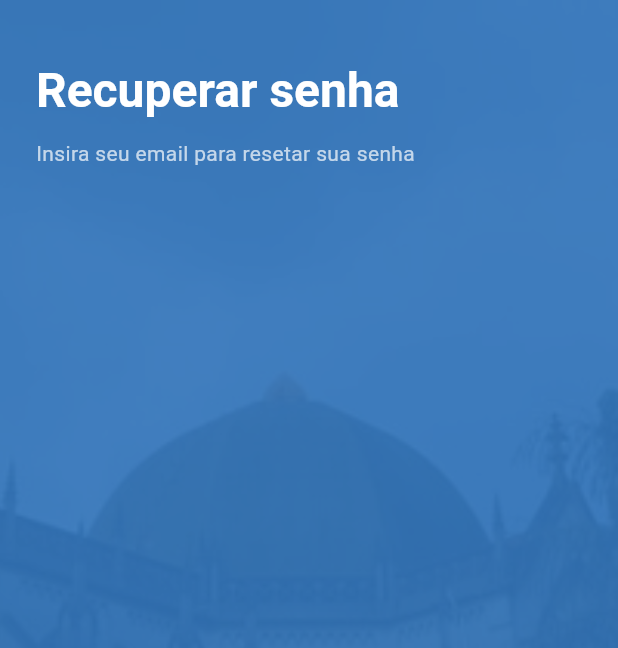
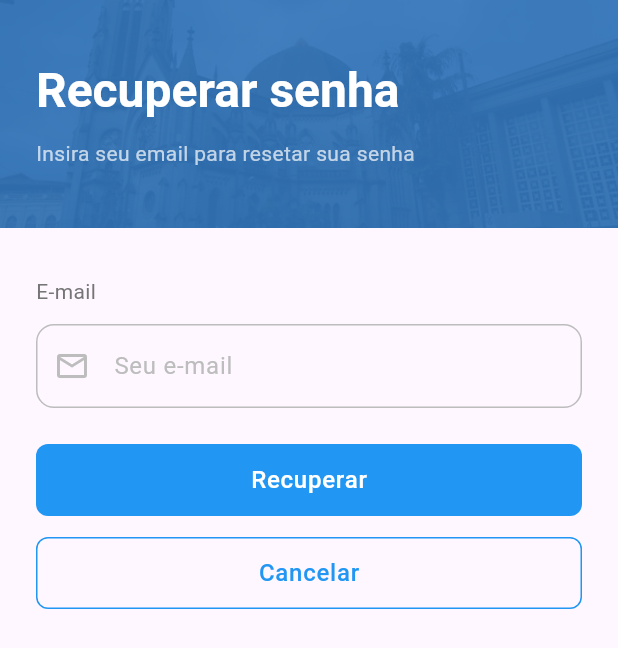
Before and after one commit to Diocese-Santos/Diocese-App, a Flutter app: the screen it shows after launch, after a tap on "Esqueci minha senha", on a phone screen of 412 x 824 dp. Shown: the top 648 px of the screen. Run offline on Flutter 3.47's test engine with Material 3 defaults, Android fonts, the phone set to English and light mode, and no system bars; our stand-ins replace gap, go_router; Roboto replaces fonts that are missing (Montserrat).

Commit message:
feat(forgot-password): enhance recovery page with form and button actions

```diff
--- a/lib/presentation/presenters/forgot_password.dart
+++ b/lib/presentation/presenters/forgot_password.dart
@@ -1,4 +1,3 @@
 abstract class ForgotPasswordPresenter {
   void handleRecoveryPassword();
-  void navigateToSignIn();
 }
--- a/lib/presentation/presenters/rx/forgot_password_presenter.dart
+++ b/lib/presentation/presenters/rx/forgot_password_presenter.dart
@@ -3,7 +3,4 @@ import 'package:diocese_santos/presentation/presenters/forgot_password.dart';
 class ForgotPasswordRxPresenter implements ForgotPasswordPresenter {
   @override
   void handleRecoveryPassword() {}
-
-  @override
-  void navigateToSignIn() {}
 }
--- a/lib/ui/pages/forgot_password_page.dart
+++ b/lib/ui/pages/forgot_password_page.dart
@@ -1,6 +1,8 @@
 import 'package:diocese_santos/presentation/presenters/forgot_password.dart';
 import 'package:diocese_santos/ui/widgets/header.dart';
 import 'package:flutter/material.dart';
+import 'package:gap/gap.dart';
+import 'package:go_router/go_router.dart';
 
 class ForgotPasswordPage extends StatelessWidget {
   const ForgotPasswordPage({
@@ -12,13 +14,80 @@ class ForgotPasswordPage extends StatelessWidget {
 
   @override
   Widget build(BuildContext context) {
-    return Header(
-      title: 'Recuperar senha',
-      child: Text(
-        'Insira seu email para resetar sua senha',
-        style: Theme.of(context).textTheme.bodyMedium!.copyWith(
-              color: Colors.white70,
+    return Scaffold(
+      body: SingleChildScrollView(
+        child: Column(
+          children: [
+            Header(
+              title: 'Recuperar senha',
+              child: Text(
+                'Insira seu email para resetar sua senha',
+                style: Theme.of(context).textTheme.bodyMedium!.copyWith(
+                      color: Colors.white70,
+                    ),
+              ),
             ),
+            Padding(
+              padding: const EdgeInsets.symmetric(
+                horizontal: 24,
+                vertical: 32,
+              ),
+              child: Form(
+                child: Column(
+                  crossAxisAlignment: CrossAxisAlignment.start,
+                  children: [
+                    Text(
+                      'E-mail',
+                      style: Theme.of(context).textTheme.bodyMedium!.copyWith(
+                            color: Colors.grey.shade600,
+                          ),
+                    ),
+                    Gap(12),
+                    TextFormField(
+                      decoration: InputDecoration(
+                        labelText: 'Seu e-mail',
+                        prefixIcon: Icon(Icons.email_outlined),
+                      ),
+                      keyboardType: TextInputType.emailAddress,
+                    ),
+                    Gap(24),
+                    SizedBox(
+                      height: 48,
+                      width: double.infinity,
+                      child: FilledButton(
+                        onPressed: presenter.handleRecoveryPassword,
+                        child: Text(
+                          'Recuperar',
+                          style:
+                              Theme.of(context).textTheme.bodyLarge!.copyWith(
+                                    color: Colors.white,
+                                    fontWeight: FontWeight.w500,
+                                  ),
+                        ),
+                      ),
+                    ),
+                    Gap(14),
+                    SizedBox(
+                      height: 48,
+                      width: double.infinity,
+                      child: OutlinedButton(
+                        onPressed: context.pop,
+                        child: Text(
+                          'Cancelar',
+                          style:
+                              Theme.of(context).textTheme.bodyLarge!.copyWith(
+                                    color: Colors.blue,
+                                    fontWeight: FontWeight.w500,
+                                  ),
+                        ),
+                      ),
+                    ),
+                  ],
+                ),
+              ),
+            )
+          ],
+        ),
       ),
     );
   }
```
Also changed, not shown: 2 other files.
